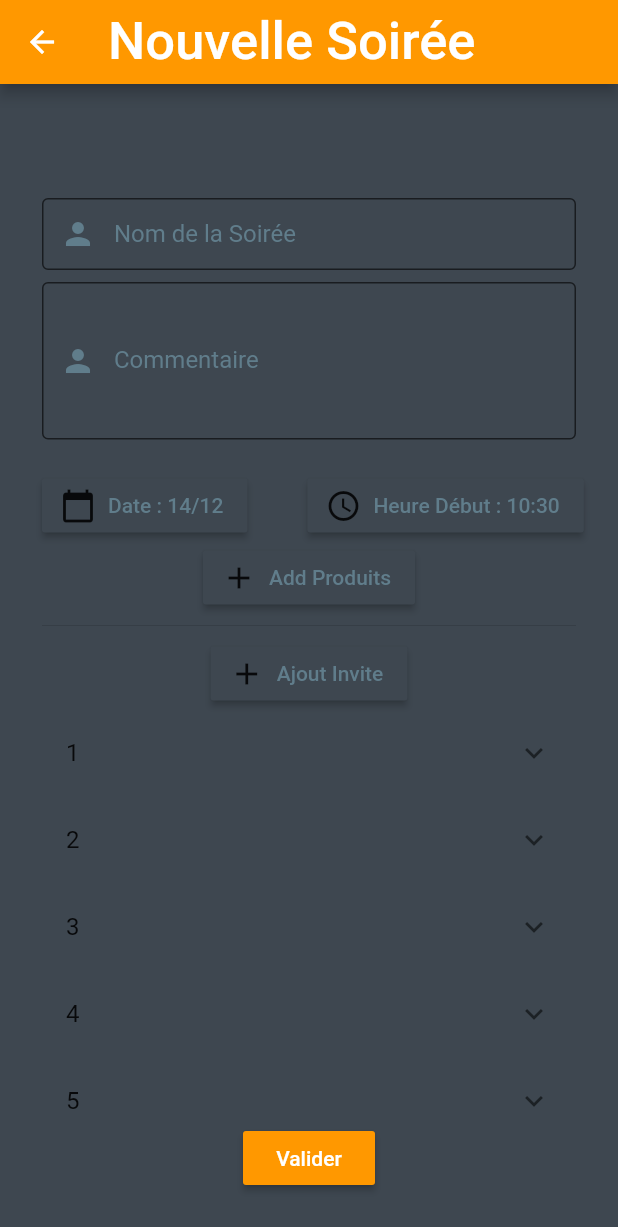
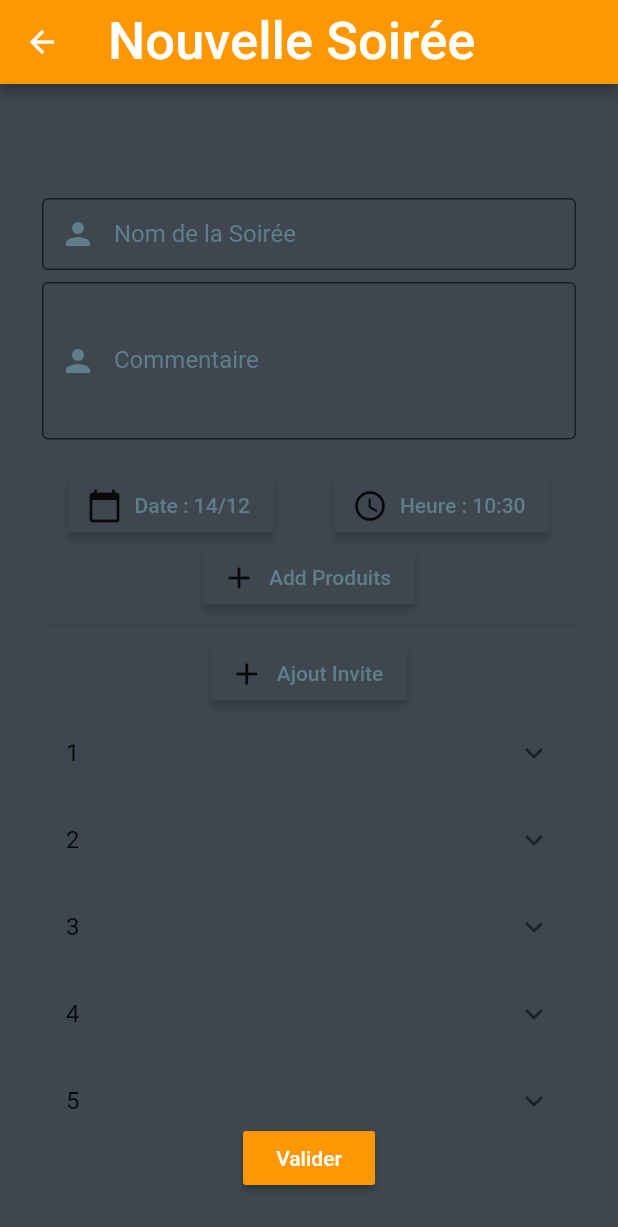
Before and after one commit to cenaaaaa/Flutter, a Flutter app: the CreationSoireePage screen opened by its route, on a phone screen of 412 x 824 dp. Shown: the top 1227 px of the screen. Run offline on Flutter 3.47's test engine with Material 2 defaults, Android fonts, the light colour scheme and no system bars; our stand-ins replace flutter_svg, image_picker, splashscreen; missing offline and left inert: barcode_scan, validate.

Commit message:
reglage heure

```diff
--- a/lib/creationSoiree_page.dart
+++ b/lib/creationSoiree_page.dart
@@ -171,7 +171,7 @@ class _CreationSoireeState extends State<CreationSoireePage> {
     final timeButton = new RaisedButton.icon(
       color: Color.fromRGBO(62, 71, 80, 1),
       label: Text(
-        "Heure Début : " +
+        "Heure : " +
             _time.hour.toString() +
             ":" +
             _time.minute.toString(),
--- a/lib/listproduct_page.dart
+++ b/lib/listproduct_page.dart
@@ -20,7 +20,8 @@ class ListProduct extends StatelessWidget {
               ),
               title: new Text('La mega teuf'),
               actions: <Widget>[
-                buildShowDialog(),
+                Theme(data: ThemeData(dialogBackgroundColor: Color.fromRGBO(52, 59, 69, 1)), child: buildShowDialog())
+//                buildShowDialog(),
               ],
             ),
             body: new Container(
```
